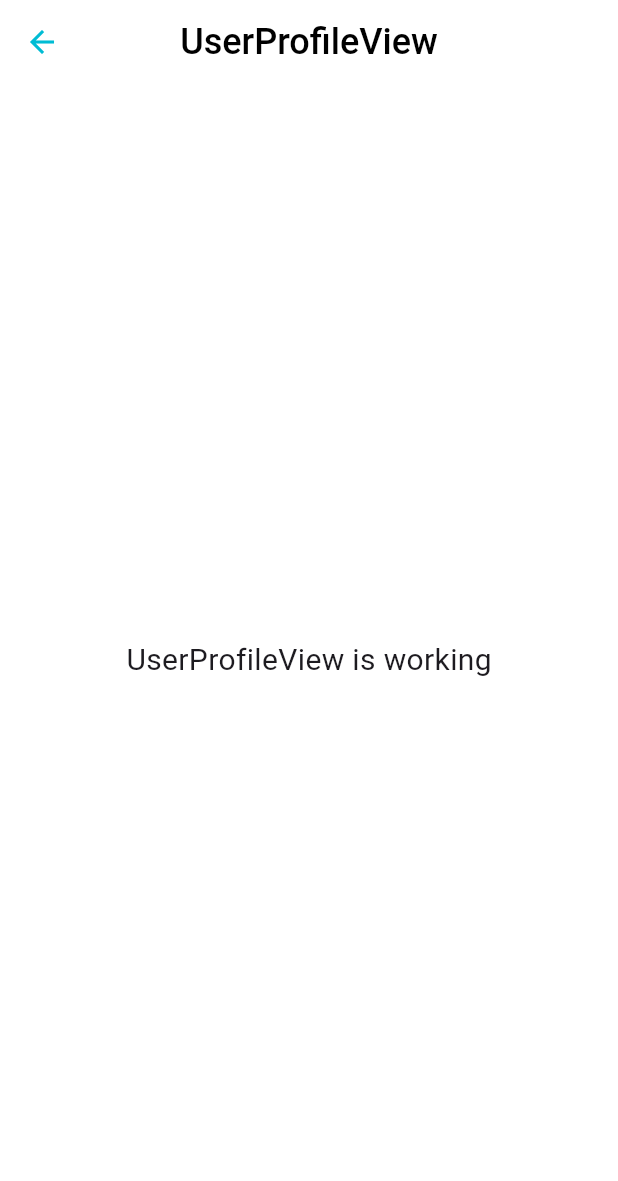
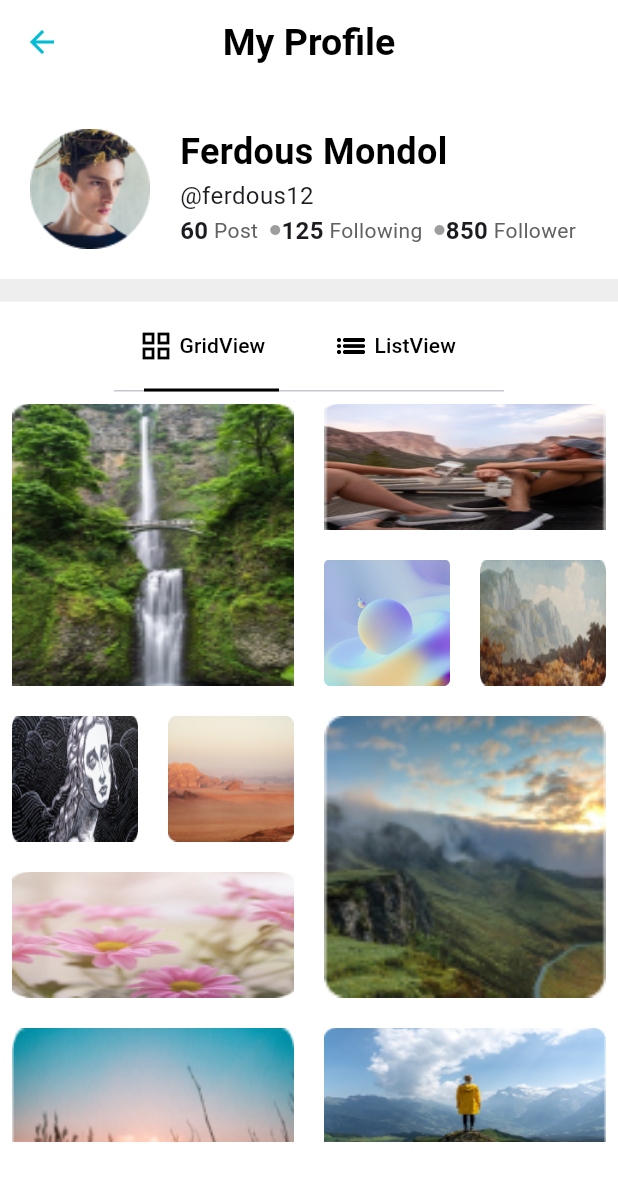
Before and after one commit to muj-i/snap_share_t3, a Flutter app: the UserProfileView screen opened by its route, on a phone screen of 412 x 824 dp. Shown: the top 1181 px of the screen. Run offline on Flutter 3.47's test engine with Material 3 defaults, Android fonts, the phone set to English and light mode, and no system bars; our stand-ins replace cached_network_image, firebase_core, flutter_svg, get, google_nav_bar, shared_preferences; accounts and stored records are empty; Roboto replaces fonts that are missing (Poppins).

Commit message:
User_profile_layout
User profile layout again complete

```diff
--- a/lib/app/modules/bottom_nav_layout/views/bottom_nav_layout_view.dart
+++ b/lib/app/modules/bottom_nav_layout/views/bottom_nav_layout_view.dart
@@ -38,7 +38,7 @@ class BottomNavLayoutView extends StatefulWidget {
 class _BottomNavLayoutViewState extends State<BottomNavLayoutView> {
   int _currentIndex = 0;
   final List<Widget>_screen = [
-    const HomeView(),
+    HomeView(),
     const SearchBar(),
     const CreatePostView(),
     const UserProfileView(),
--- a/lib/app/modules/user_profile/views/user_profile_view.dart
+++ b/lib/app/modules/user_profile/views/user_profile_view.dart
@@ -1,24 +1,129 @@
 import 'package:flutter/material.dart';
+import 'package:flutter_staggered_grid_view/flutter_staggered_grid_view.dart';
+import 'package:snap_share_t3/app/modules/user_profile/views/widget/ProfileWidget.dart';
+class UserProfileView extends StatefulWidget {
+  const UserProfileView({Key? key}) : super(key: key);
 
-import 'package:get/get.dart';
+  @override
+  State<UserProfileView> createState() => _UserProfileViewState();
+}
 
-import '../controllers/user_profile_controller.dart';
+class _UserProfileViewState extends State<UserProfileView> with TickerProviderStateMixin {
 
-class UserProfileView extends GetView<UserProfileController> {
-  const UserProfileView({Key? key}) : super(key: key);
+  List<String> img = [
+    'assets/placeholderimage/Image1.png',
+    'assets/placeholderimage/Image2.png',
+    'assets/placeholderimage/Image3.png',
+    'assets/placeholderimage/Image4.png',
+    'assets/placeholderimage/Image5.png',
+    'assets/placeholderimage/Image6.png',
+    'assets/placeholderimage/Rectangle 192.png',
+    'assets/placeholderimage/Rectangle 193.png',
+    'assets/placeholderimage/Rectangle 194.png',
+    'assets/placeholderimage/Rectangle 195.png',
+  ];
+
   @override
   Widget build(BuildContext context) {
+    TabController _tabController = TabController(length: 2, vsync: this);
     return Scaffold(
-      appBar: AppBar(
-        title: const Text('UserProfileView'),
-        centerTitle: true,
-      ),
-      body: const Center(
-        child: Text(
-          'UserProfileView is working',
-          style: TextStyle(fontSize: 20),
+        appBar: AppBar(
+          title: const Text(
+            'My Profile',
+            style: TextStyle(fontSize: 25, fontWeight: FontWeight.w600),
+          ),
+          centerTitle: true,
         ),
-      ),
-    );
+        body: SafeArea(
+          child: Column(
+            children: [
+              const SizedBox(
+                height: 20,
+              ),
+              const ProfileWidget(
+                img: 'assets/placeholderimage/24.png',
+                name: 'Ferdous Mondol',
+                email: '@ferdous12',
+                post: '60',
+                following: '125',
+                follwer: '850',
+              ),
+              Padding(
+                padding: const EdgeInsets.only(top: 10),
+                child: Container(
+                  width: double.infinity,
+                  height: 15,
+                  color: Colors.grey.shade200,
+                ),
+              ),
+              Container(
+                width: 260,
+                height: 60,
+                child: TabBar(
+                  controller: _tabController,
+                  labelColor: Colors.black,
+                  unselectedLabelColor: Colors.black,
+                  indicatorColor: Colors.black,
+                  indicatorSize: TabBarIndicatorSize.tab,
+                  indicatorWeight: 1,
+                  indicatorPadding: const EdgeInsets.only(left: 20,right: 20),
+                  tabs: const [
+                    Tab(
+                      child: Row(
+                        children: [
+                          Icon(Icons.grid_view_outlined),
+                          Text(' GridView'),
+                        ],
+                      ),
+                    ),
+                    Tab(    child: Row(
+                      children: [
+                        Icon(Icons.list_outlined),
+                        Text(' ListView'),
+                      ],
+                    ),),
+                  ],
+                ),
+              ),
+              Container(
+                width: double.infinity,
+                height: 500,
+                child: TabBarView(
+                  controller: _tabController,
+                  children: [
+                    Container(
+                      child: GridView.custom(
+                        gridDelegate: SliverQuiltedGridDelegate(
+                          crossAxisCount: 4,
+                          mainAxisSpacing: 4,
+                          crossAxisSpacing: 4,
+                          repeatPattern: QuiltedGridRepeatPattern.inverted,
+                          pattern: [
+                            const QuiltedGridTile(2, 2),
+                            const QuiltedGridTile(1, 2),
+                            const QuiltedGridTile(1, 1),
+                            const QuiltedGridTile(1, 1),
+                          ],
+                        ),
+                        childrenDelegate: SliverChildBuilderDelegate(
+                          childCount: img.length,
+                              (context, index) => Padding(padding: const EdgeInsets.all(8),
+                            child: Container(
+                                decoration: BoxDecoration(
+                                  borderRadius: BorderRadiusDirectional.circular(10),
+                                ),
+                                child: Image.asset(img[index],fit: BoxFit.fill,)),
+                          ),
+                        ),
+                      ),
+                    ),
+                    Container(child: const Center(child: Text('ListView Image in here')),),
+                  ],
+                ),
+              ),
+
+            ],
+          ),
+        ));
   }
 }
--- /dev/null
+++ b/lib/app/modules/user_profile/views/widget/ProfileWidget.dart
@@ -0,0 +1,87 @@
+import 'package:flutter/material.dart';
+
+class ProfileWidget extends StatelessWidget {
+  final String img;
+  final String name;
+  final String email;
+  final String post;
+  final String following;
+  final String follwer;
+  const ProfileWidget({
+    super.key,
+    required this.img,
+    required this.name,
+    required this.email,
+    required this.post,
+    required this.following,
+    required this.follwer,
+  });
+
+  @override
+  Widget build(BuildContext context) {
+    return Container(
+      height: 100,
+      width: double.infinity,
+      child: Row(
+        mainAxisAlignment: MainAxisAlignment.start,
+        children: [
+          const SizedBox(
+            width: 10,
+          ),
+          ClipRRect(
+            borderRadius: BorderRadius.circular(100.0),
+            child: Container(
+              height: 100,
+              width: 100,
+              child: Center(
+                child: Image.asset(
+                  img,
+                  fit: BoxFit.fill,
+                ),
+              ),
+            ),
+          ),
+          const SizedBox(
+            width: 10,
+          ),
+          Column(
+            crossAxisAlignment: CrossAxisAlignment.start,
+            children: [
+              Padding(
+                padding: const EdgeInsets.only(top: 8,bottom: 1),
+                child: Text(
+                  name,
+                  style: TextStyle(
+                      fontSize: 24,
+                      color: Colors.black,
+                      fontWeight: FontWeight.w700),
+                ),
+              ),
+              Text(
+                email,
+                style: TextStyle(fontSize: 16),
+              ),
+              Row(
+                children: [
+                  Row(
+                    children: [
+                      Text(post,style: TextStyle(fontWeight: FontWeight.bold,fontSize: 16),),
+                      Text(' Post  ',style: TextStyle(color: Colors.grey.shade700),),
+                      Icon(Icons.circle,color: Colors.grey,size: 8,),
+                      Text(following,style: TextStyle(fontWeight: FontWeight.bold,fontSize: 16),),
+                      Text(' Following  ',style: TextStyle(color: Colors.grey.shade700),),
+                      Icon(Icons.circle,color: Colors.grey,size: 8,),
+                      Text(follwer,style: TextStyle(fontWeight: FontWeight.bold,fontSize: 16),),
+                      Text(' Follower  ',style: TextStyle(color: Colors.grey.shade700),),
+                    ],
+                  ),
+                ],
+              ),
+
+            ],
+          )
+        ],
+      ),
+    );
+  }
+}
--- a/pubspec.yaml
+++ b/pubspec.yaml
@@ -50,6 +50,7 @@ dependencies:
 
   cached_network_image: ^3.3.0
   shared_preferences: ^2.2.2
+
 
 
  #icon generate command: flutter pub run flutter_launcher_icons
```
Also changed, not shown: assets/placeholderimage/24.png (added), assets/placeholderimage/Image1.png (added), assets/placeholderimage/Image2.png (added), assets/placeholderimage/Image3.png (added), assets/placeholderimage/Image4.png (added), assets/placeholderimage/Image5.png (added), assets/placeholderimage/Image6.png (added), assets/placeholderimage/Rectangle 192.png (added), assets/placeholderimage/Rectangle 193.png (added), assets/placeholderimage/Rectangle 194 (1).png (added), assets/placeholderimage/Rectangle 194.png (added), assets/placeholderimage/Rectangle 195.png (added), assets/placeholderimage/man.jpeg (added), assets/placeholderimage/rishad.png (added), 1 more files, 2 other files.
